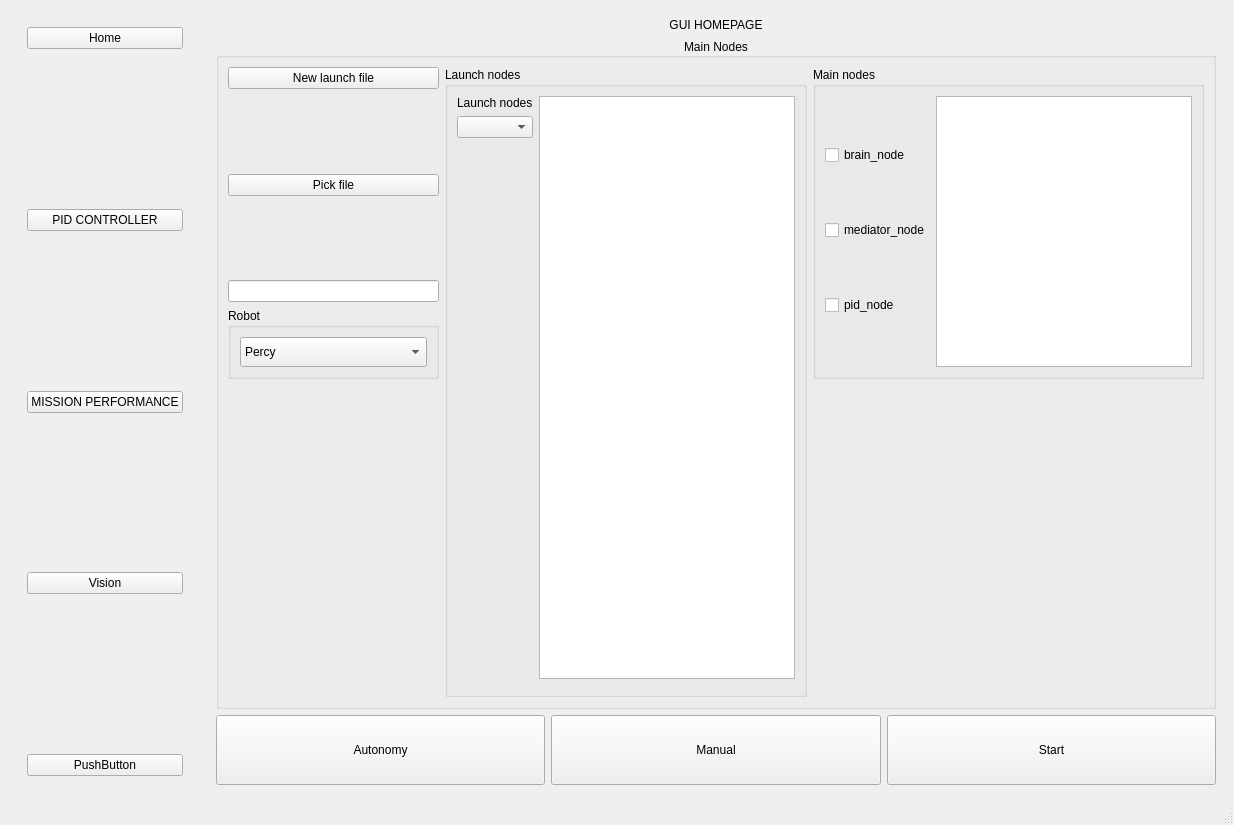
Old version of the form src/ros2_ws/src/gui_node/src/mainwindow.ui in the repository Mechatronics-SDSU/Mechatronics-2024.
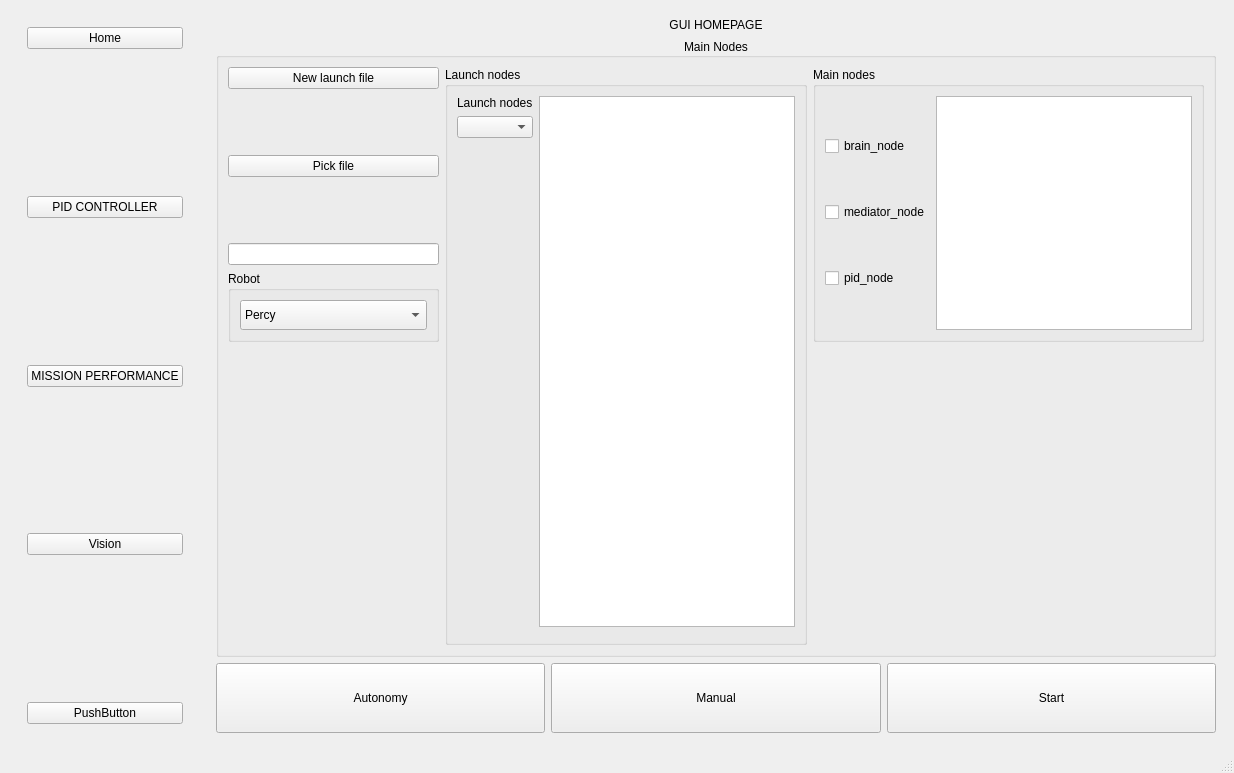
New version of the form.

Patch:
```diff
--- a/src/ros2_ws/src/gui_node/src/mainwindow.ui
+++ b/src/ros2_ws/src/gui_node/src/mainwindow.ui
@@ -7,7 +7,7 @@
     <x>0</x>
     <y>0</y>
     <width>1233</width>
-    <height>825</height>
+    <height>773</height>
    </rect>
   </property>
   <property name="windowTitle">
```
